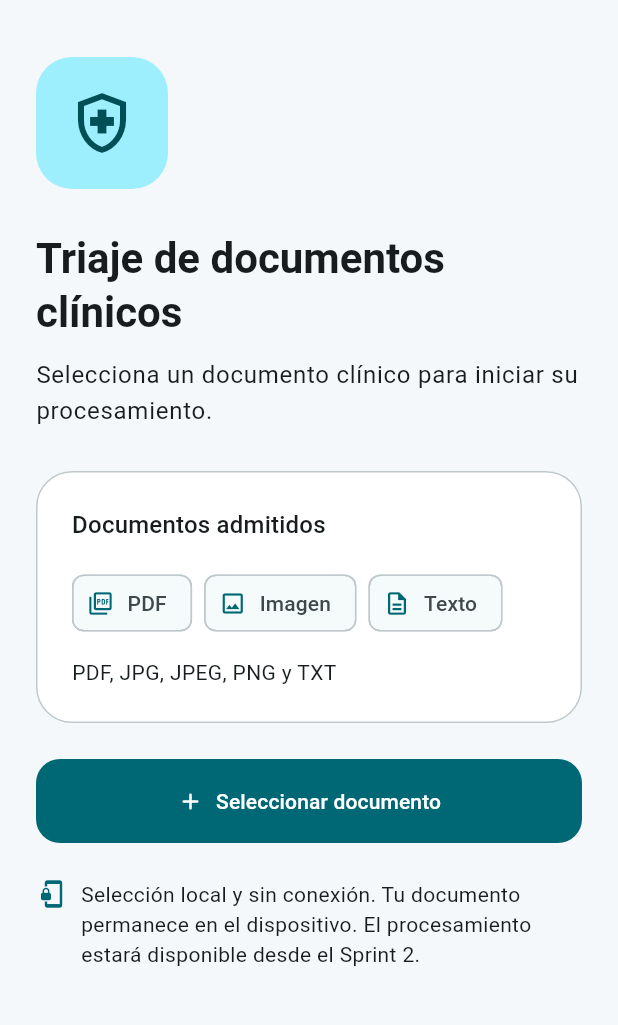
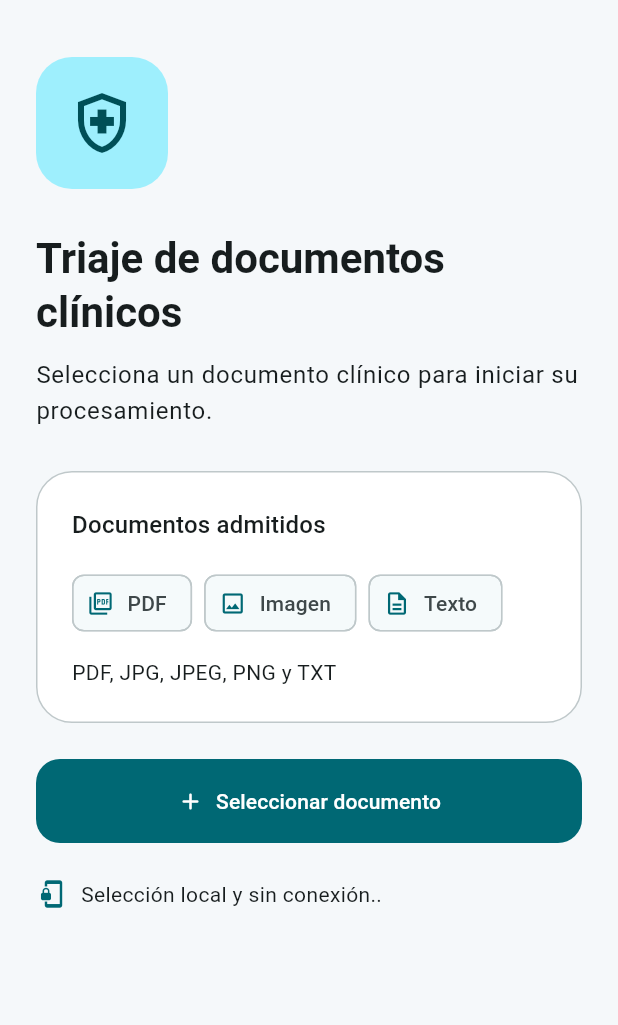
Before and after one commit to No-Country-simulation/G10-LATAM-EQUIPO-44, a Flutter app: the screen it shows after launch, on a phone screen of 412 x 824 dp, the part 63-1088 px from its top. Run offline on Flutter 3.47's test engine with Material 3 defaults, Android fonts, the phone set to English and light mode, and no system bars; our stand-ins replace file_picker.

Commit message:
Actualizar README y archivos de configuración para Oracle JDK 21; simplificar mensaje en la pantalla de inicio.

```diff
--- a/mobile/edil/mediflow_app/lib/screens/home_screen.dart
+++ b/mobile/edil/mediflow_app/lib/screens/home_screen.dart
@@ -107,9 +107,7 @@ class HomeScreen extends StatelessWidget {
                     const SizedBox(width: 10),
                     const Expanded(
                       child: Text(
-                        'Selección local y sin conexión. Tu documento permanece '
-                        'en el dispositivo. El procesamiento estará disponible '
-                        'desde el Sprint 2.',
+                        'Selección local y sin conexión..',
                       ),
                     ),
                   ],
```
Also changed, not shown: 2 other files.
